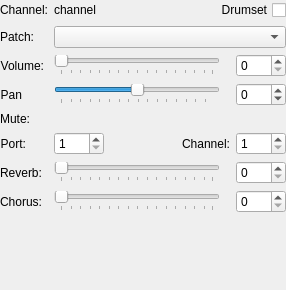
Above: mscore/mixer/mixerdetails.ui from fp22june/MuseScore before the change. Below: the same form after it.
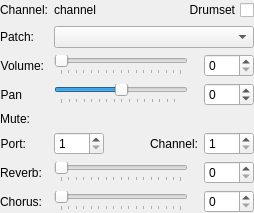
That is the form after the change. Custom widgets are drawn as their Qt base class.

```diff
--- a/mscore/mixer/mixerdetails.ui
+++ b/mscore/mixer/mixerdetails.ui
@@ -2,32 +2,9 @@
 <ui version="4.0">
  <class>MixerDetails</class>
  <widget class="QWidget" name="MixerDetails">
-  <property name="geometry">
-   <rect>
-    <x>0</x>
-    <y>0</y>
-    <width>286</width>
-    <height>290</height>
-   </rect>
-  </property>
-  <property name="sizePolicy">
-   <sizepolicy hsizetype="Minimum" vsizetype="Minimum">
-    <horstretch>0</horstretch>
-    <verstretch>0</verstretch>
-   </sizepolicy>
-  </property>
-  <property name="maximumSize">
-   <size>
-    <width>400</width>
-    <height>16777215</height>
-   </size>
-  </property>
   <layout class="QFormLayout" name="formLayout">
    <property name="formAlignment">
-    <set>Qt::AlignLeading|Qt::AlignLeft|Qt::AlignTop</set>
-   </property>
-   <property name="verticalSpacing">
-    <number>-1</number>
+    <set>Qt::AlignmentFlag::AlignLeading|Qt::AlignmentFlag::AlignLeft|Qt::AlignmentFlag::AlignTop</set>
    </property>
    <property name="leftMargin">
     <number>0</number>
@@ -594,6 +571,9 @@
        <property name="maximum">
         <number>127</number>
        </property>
+       <property name="pageStep">
+        <number>16</number>
+       </property>
        <property name="orientation">
         <enum>Qt::Horizontal</enum>
        </property>
```
Left out of the diff: 54 changed lines with no effect on the pictures.
